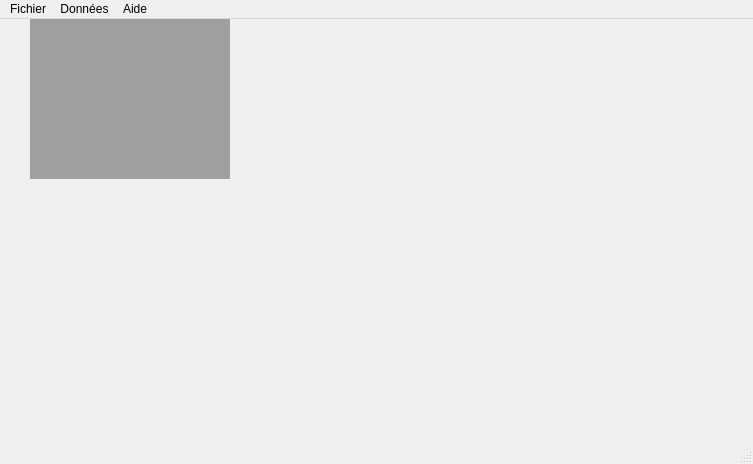
Qt form F_Principale.ui (lna44700/gexao51) before a commit.
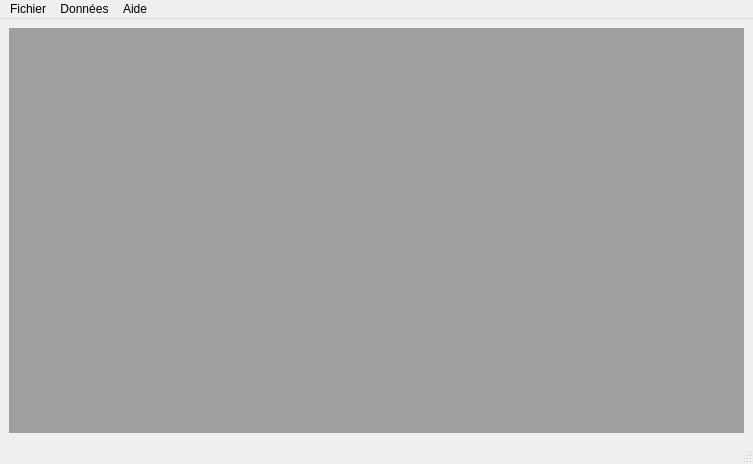
The same form after that commit.

Patch:
```diff
--- a/F_Principale.ui
+++ b/F_Principale.ui
@@ -14,16 +14,11 @@
    <string>Gexao51</string>
   </property>
   <widget class="QWidget" name="centralwidget">
-   <widget class="QMdiArea" name="mdiArea">
-    <property name="geometry">
-     <rect>
-      <x>30</x>
-      <y>0</y>
-      <width>200</width>
-      <height>160</height>
-     </rect>
-    </property>
-   </widget>
+   <layout class="QVBoxLayout" name="verticalLayout">
+    <item>
+     <widget class="QMdiArea" name="mdiArea"/>
+    </item>
+   </layout>
   </widget>
   <widget class="QMenuBar" name="menubar">
    <property name="geometry">
```
Left out of the diff: 94 changed lines with no effect on the pictures.
